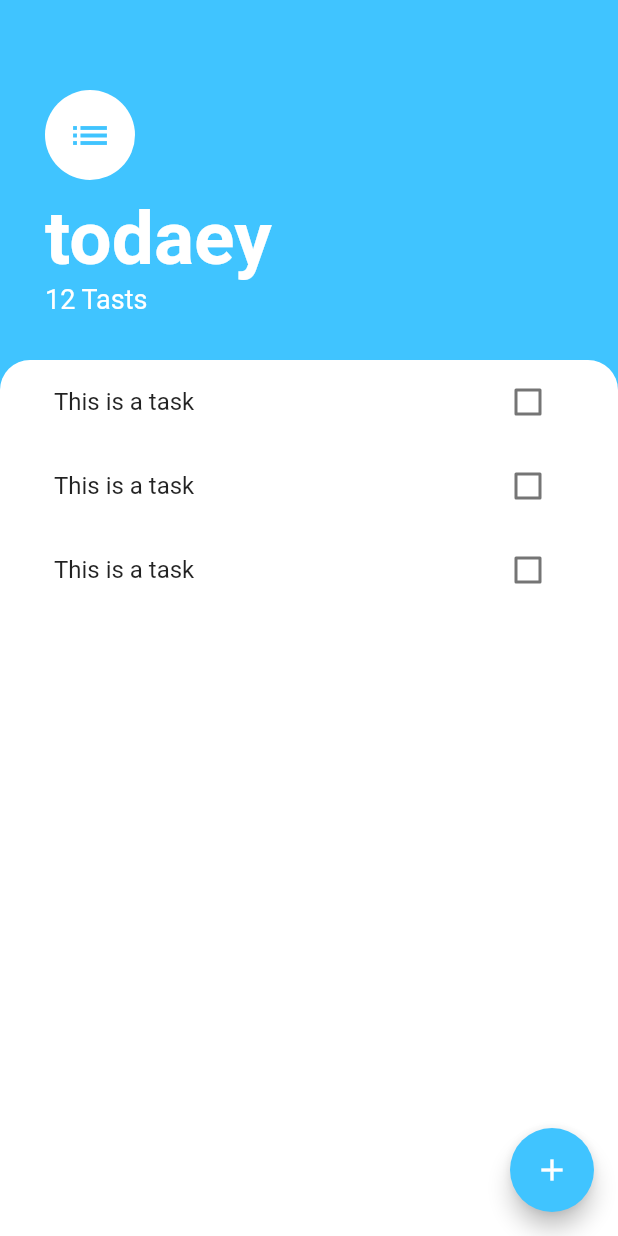
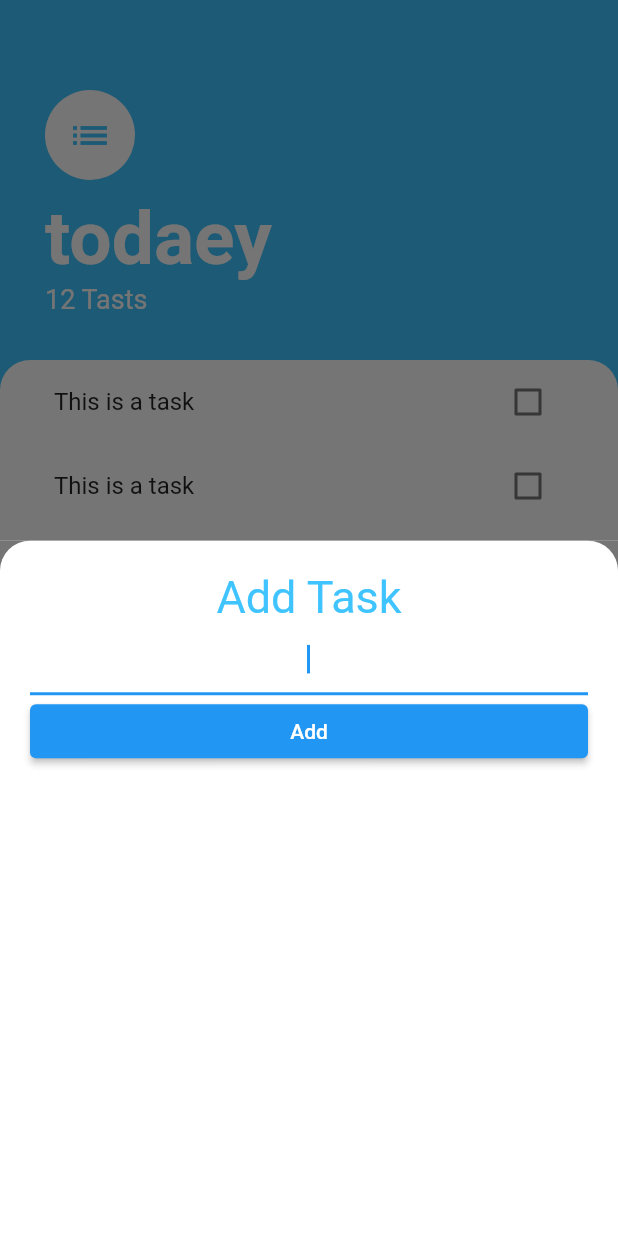
Before and after one commit to Nis-chal/to-do-list-app-flutter, a Flutter app: the screen it shows after launch, after a tap on the "add" icon, on a phone screen of 412 x 824 dp. Run offline on Flutter 3.47's test engine with Material 2 defaults, Android fonts, the phone set to English and light mode, and no system bars.

Commit message:
bottomsheet design was completed

```diff
--- /dev/null
+++ b/lib/screens/add_task_screen.dart
@@ -0,0 +1,48 @@
+import 'package:flutter/material.dart';
+
+class AddTaskScreen extends StatelessWidget {
+  const AddTaskScreen({Key? key}) : super(key: key);
+
+  @override
+  Widget build(BuildContext context) {
+    return Container(
+      color: Color(0xFF757575),
+      child: Container(
+        padding: EdgeInsets.all(20.0),
+        decoration: BoxDecoration(
+          color: Colors.white,
+          borderRadius: BorderRadius.only(
+            topLeft: Radius.circular(20.0),
+            topRight: Radius.circular(
+              20.0,
+            ),
+          ),
+        ),
+        child:
+            Column(crossAxisAlignment: CrossAxisAlignment.stretch, children: [
+          Text(
+            'Add Task',
+            textAlign: TextAlign.center,
+            style: TextStyle(
+              fontSize: 30.0,
+              color: Colors.lightBlueAccent,
+            ),
+          ),
+          TextField(
+            autofocus: true,
+            textAlign: TextAlign.center,
+          ),
+          ElevatedButton(
+            onPressed: () {},
+            child: Text(
+              'Add',
+              style: TextStyle(
+                color: Colors.white,
+              ),
+            ),
+          )
+        ]),
+      ),
+    );
+  }
+}
--- a/lib/screens/tasks_screen.dart
+++ b/lib/screens/tasks_screen.dart
@@ -1,5 +1,6 @@
 import 'package:flutter/material.dart';
 import '../widgets/task_list.dart';
+import './add_task_screen.dart';
 
 class TasksScreen extends StatelessWidget {
   const TasksScreen({Key? key}) : super(key: key);
@@ -12,7 +13,8 @@ class TasksScreen extends StatelessWidget {
         backgroundColor: Colors.lightBlueAccent,
         child: Icon(Icons.add),
         onPressed: () {
-          //
+          showModalBottomSheet(
+              context: context, builder: (context) => AddTaskScreen());
         },
       ),
       body: Column(
```
